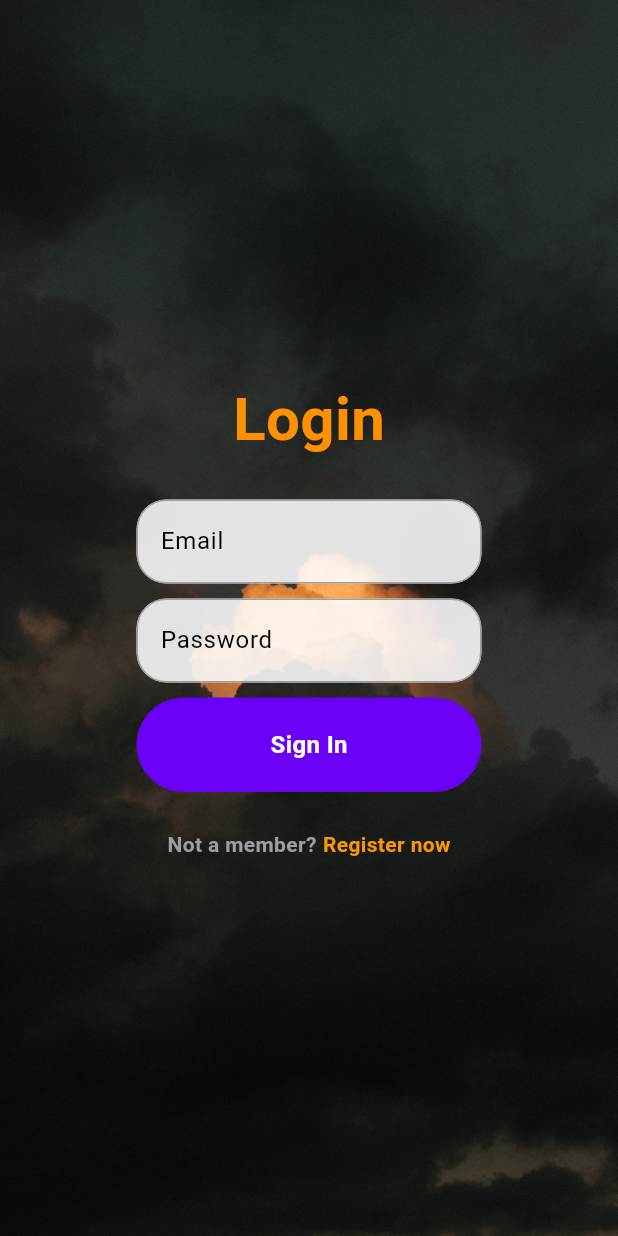
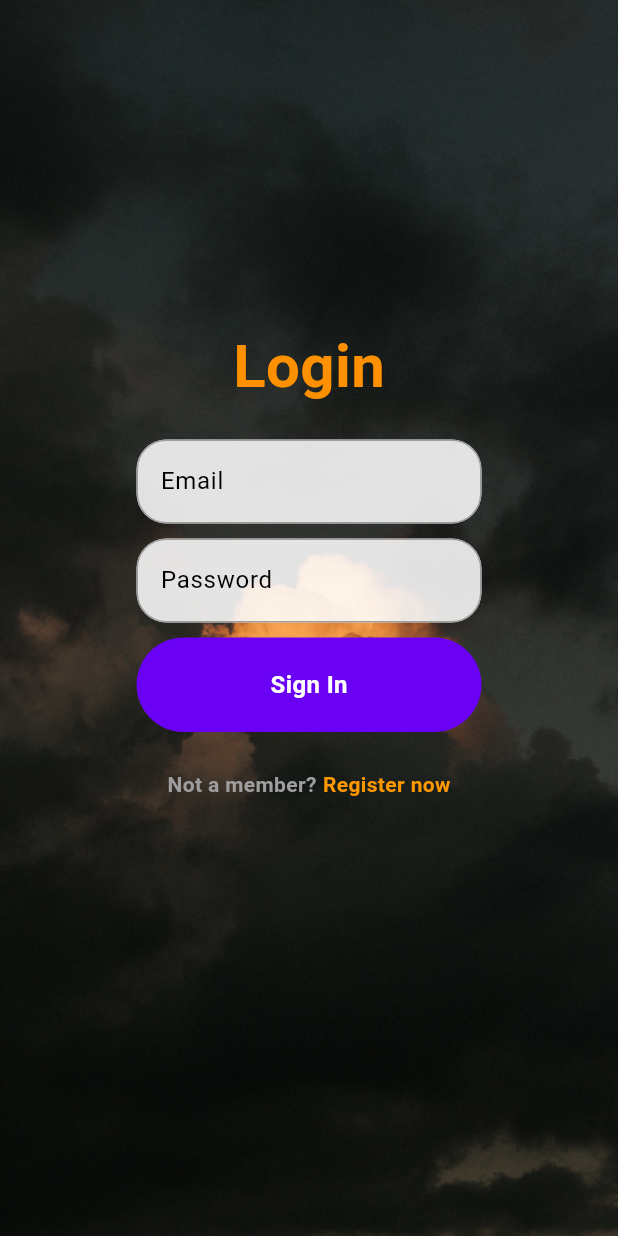
Before and after one commit to AdriaPm/WeatherTune_App, a Flutter app: the screen it shows after launch, on a phone screen of 412 x 824 dp. Run offline on Flutter 3.47's test engine with Material 3 defaults, Android fonts, the phone set to English and light mode, and no system bars; our stand-ins replace bloc, dots_indicator, equatable, firebase_auth, firebase_core, flutter_bloc and 3 more; accounts and stored records are empty.

Commit message:
Updated Login Page to fit various Aspect Ratios

```diff
--- a/weather_tune/lib/pages/login_page.dart
+++ b/weather_tune/lib/pages/login_page.dart
@@ -78,12 +78,12 @@ class _LoginPageState extends State<LoginPage> {
                       //color: const Color.fromARGB(41, 255, 255, 255),
                       color: Colors.transparent,
                       borderRadius: BorderRadius.circular(40)),
-                  height: MediaQuery.of(context).size.height - 200,
+                  height: MediaQuery.of(context).size.height - 400,
                   width: MediaQuery.of(context).size.width - 150,
                   child: Padding(
                     padding: const EdgeInsets.all(16.0),
                     child: Column(
-                      mainAxisAlignment: MainAxisAlignment.center,
+                      mainAxisAlignment: MainAxisAlignment.start,
                       children: [
                         //welcome
                         const Text("Login",
@@ -91,11 +91,9 @@ class _LoginPageState extends State<LoginPage> {
                                 color: Color.fromARGB(255, 255, 145, 0),
                                 fontWeight: FontWeight.bold,
                                 fontSize: 40)),
-
                         const SizedBox(
-                          height: 25,
+                          height: 20,
                         ),
-
                         MyTextField(
                             controller: emailTextController,
                             hintText: 'Email',
```
Also changed, not shown: 2 other files.
